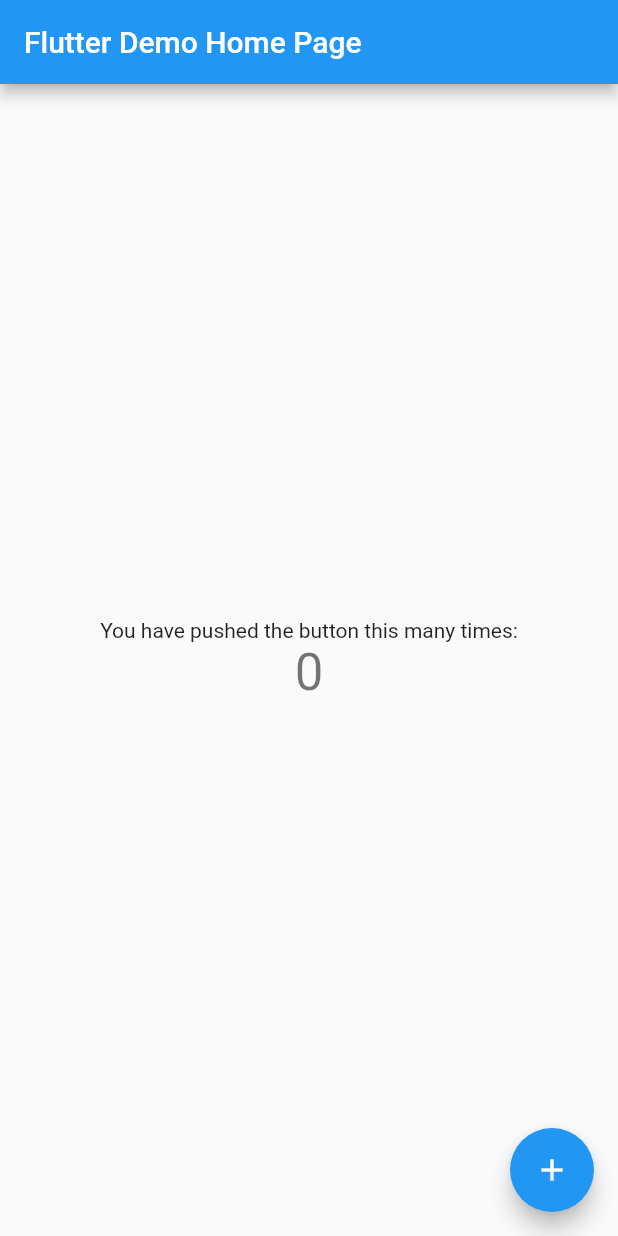
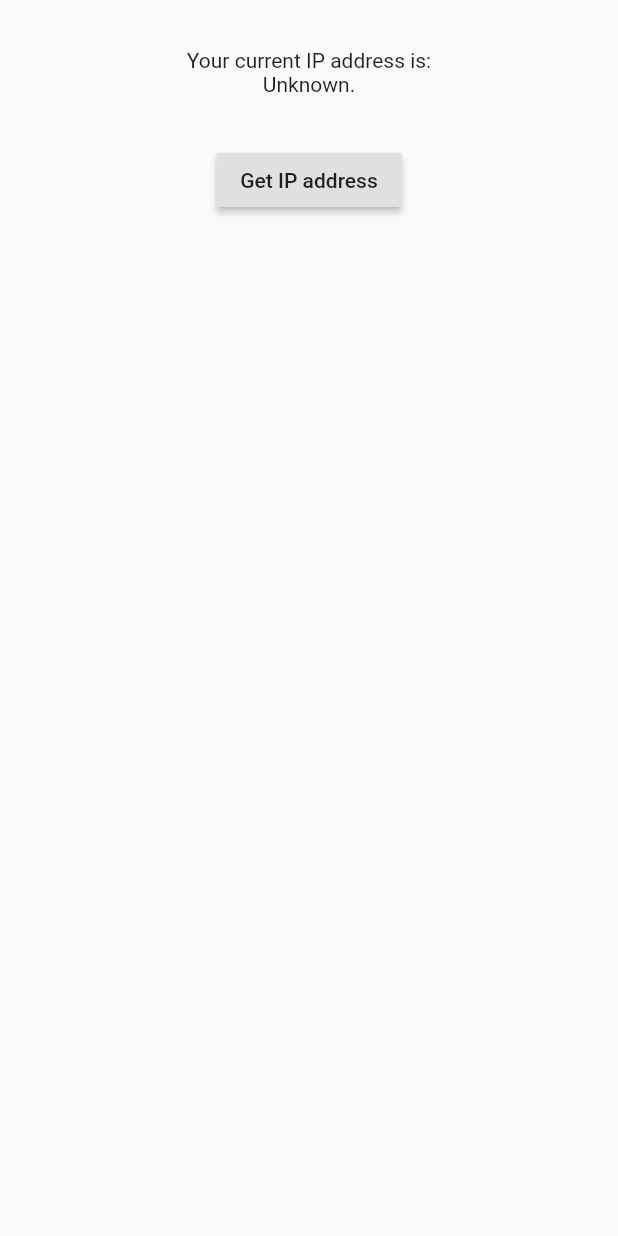
Before and after one commit to gerdgrimmen/flutter-playground, a Flutter app: the screen it shows after launch, on a phone screen of 412 x 824 dp. Run offline on Flutter 3.47's test engine with Material 2 defaults, Android fonts, the phone set to English and light mode, and no system bars.

Commit message:
http example

```diff
--- a/http_stuff/lib/main.dart
+++ b/http_stuff/lib/main.dart
@@ -1,111 +1,68 @@
+import 'dart:convert';
+
 import 'package:flutter/material.dart';
+import 'package:flutter/services.dart';
 
 void main() {
   runApp(new MyApp());
 }
 
 class MyApp extends StatelessWidget {
-  // This widget is the root of your application.
   @override
   Widget build(BuildContext context) {
     return new MaterialApp(
-      title: 'Flutter Demo',
-      theme: new ThemeData(
-        // This is the theme of your application.
-        //
-        // Try running your application with "flutter run". You'll see the
-        // application has a blue toolbar. Then, without quitting the app, try
-        // changing the primarySwatch below to Colors.green and then invoke
-        // "hot reload" (press "r" in the console where you ran "flutter run",
-        // or press Run > Flutter Hot Reload in IntelliJ). Notice that the
-        // counter didn't reset back to zero; the application is not restarted.
-        primarySwatch: Colors.blue,
-      ),
-      home: new MyHomePage(title: 'Flutter Demo Home Page'),
+      home: new MyHomePage(),
     );
   }
 }
 
 class MyHomePage extends StatefulWidget {
-  MyHomePage({Key key, this.title}) : super(key: key);
-
-  // This widget is the home page of your application. It is stateful, meaning
-  // that it has a State object (defined below) that contains fields that affect
-  // how it looks.
-
-  // This class is the configuration for the state. It holds the values (in this
-  // case the title) provided by the parent (in this case the App widget) and
-  // used by the build method of the State. Fields in a Widget subclass are
-  // always marked "final".
-
-  final String title;
+  MyHomePage({Key key}) : super(key: key);
 
   @override
   _MyHomePageState createState() => new _MyHomePageState();
 }
 
 class _MyHomePageState extends State<MyHomePage> {
-  int _counter = 0;
+  String _ipAddress = 'Unknown';
 
-  void _incrementCounter() {
+  _getIPAddress() async {
+    String url = 'https://httpbin.org/ip';
+    var httpClient = createHttpClient();
+    var response = await httpClient.read(url);
+    print(response);
+    Map data = JSON.decode(response);
+    String ip = data['origin'];
+
+    // If the widget was removed from the tree while the message was in flight,
+    // we want to discard the reply rather than calling setState to update our
+    // non-existent appearance.
+    if (!mounted) return;
+
     setState(() {
-      // This call to setState tells the Flutter framework that something has
-      // changed in this State, which causes it to rerun the build method below
-      // so that the display can reflect the updated values. If we changed
-      // _counter without calling setState(), then the build method would not be
-      // called again, and so nothing would appear to happen.
-      _counter++;
+      _ipAddress = ip;
     });
   }
 
   @override
   Widget build(BuildContext context) {
-    // This method is rerun every time setState is called, for instance as done
-    // by the _incrementCounter method above.
-    //
-    // The Flutter framework has been optimized to make rerunning build methods
-    // fast, so that you can just rebuild anything that needs updating rather
-    // than having to individually change instances of widgets.
+    var spacer = new SizedBox(height: 32.0);
+
     return new Scaffold(
-      appBar: new AppBar(
-        // Here we take the value from the MyHomePage object that was created by
-        // the App.build method, and use it to set our appbar title.
-        title: new Text(widget.title),
-      ),
       body: new Center(
-        // Center is a layout widget. It takes a single child and positions it
-        // in the middle of the parent.
         child: new Column(
-          // Column is also layout widget. It takes a list of children and
-          // arranges them vertically. By default, it sizes itself to fit its
-          // children horizontally, and tries to be as tall as its parent.
-          //
-          // Invoke "debug paint" (press "p" in the console where you ran
-          // "flutter run", or select "Toggle Debug Paint" from the Flutter tool
-          // window in IntelliJ) to see the wireframe for each widget.
-          //
-          // Column has various properties to control how it sizes itself and
-          // how it positions its children. Here we use mainAxisAlignment to
-          // center the children vertically; the main axis here is the vertical
-          // axis because Columns are vertical (the cross axis would be
-          // horizontal).
-          mainAxisAlignment: MainAxisAlignment.center,
           children: <Widget>[
-            new Text(
-              'You have pushed the button this many times:',
-            ),
-            new Text(
-              '$_counter',
-              style: Theme.of(context).textTheme.display1,
+            spacer,
+            new Text('Your current IP address is:'),
+            new Text('$_ipAddress.'),
+            spacer,
+            new RaisedButton(
+              onPressed: _getIPAddress,
+              child: new Text('Get IP address'),
             ),
           ],
         ),
       ),
-      floatingActionButton: new FloatingActionButton(
-        onPressed: _incrementCounter,
-        tooltip: 'Increment',
-        child: new Icon(Icons.add),
-      ), // This trailing comma makes auto-formatting nicer for build methods.
     );
   }
 }
--- a/http_stuff/pubspec.yaml
+++ b/http_stuff/pubspec.yaml
@@ -4,6 +4,7 @@ description: A new Flutter project.
 dependencies:
   flutter:
     sdk: flutter
+  http: '>=0.11.3+12'
 
 dev_dependencies:
   flutter_test:
```
